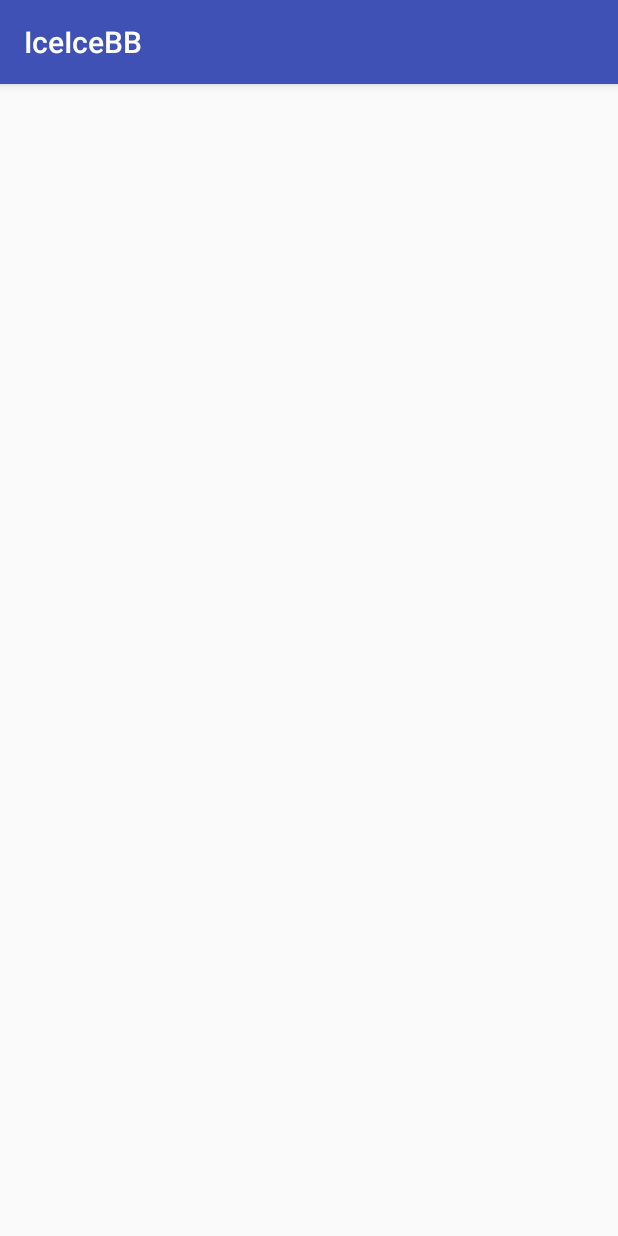
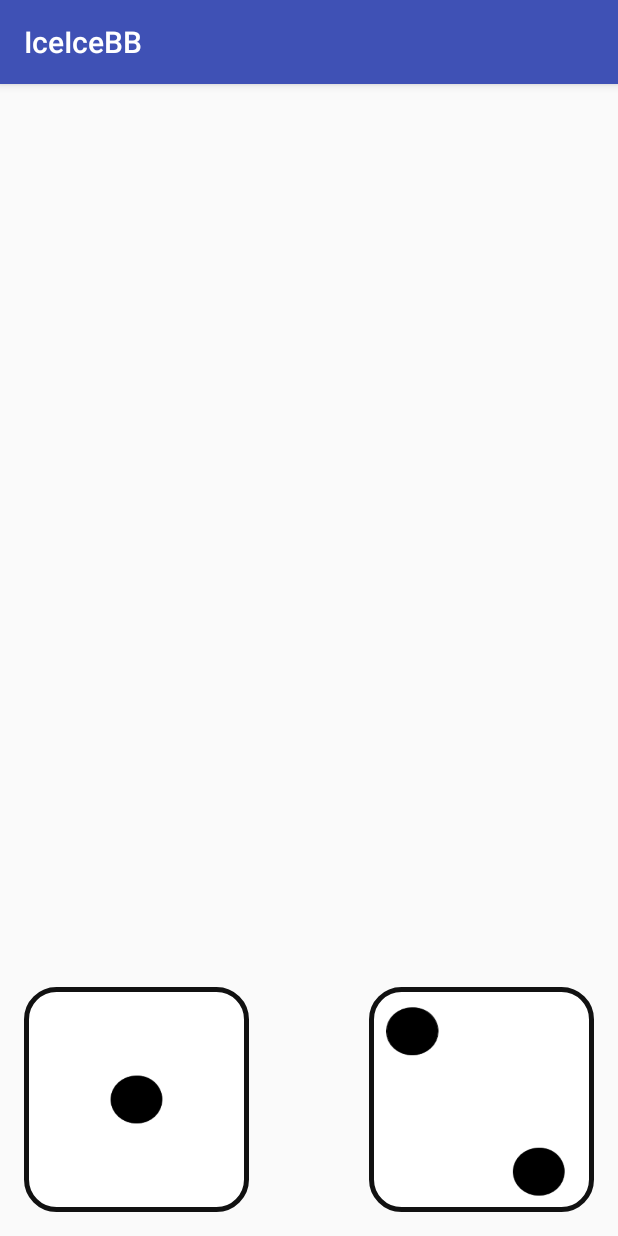
Before and after one commit to IceIceBB/Icebreakers, an Android app: the DiceActivity screen opened directly, with no data from a screen before it, on a phone screen of 412 x 824 dp. Run offline under Robolectric (Android 15) with nearby library versions, the phone set to English and light mode, and no system bars.

Commit message:
Dice tool rough draft  set up with placeholder art

```diff
--- a/IceIceBB/app/src/main/res/drawable/background_border.xml
+++ b/IceIceBB/app/src/main/res/drawable/background_border.xml
@@ -6,10 +6,10 @@
             android:color="#111111"/>
 
         <!-- Optional, round your corners -->
-        <corners android:bottomLeftRadius="0dp"
+        <corners android:bottomLeftRadius="5dp"
             android:topLeftRadius="5dp"
             android:bottomRightRadius="5dp"
-            android:topRightRadius="0dp" />
+            android:topRightRadius="5dp" />
 
         <!-- Optional, fill the rest of your background with a color or gradient, use transparent if you only want the border to be displayed-->
         <gradient android:startColor="#ffffff"
--- /dev/null
+++ b/IceIceBB/app/src/main/res/drawable/blank_dice_icon.xml
@@ -0,0 +1,18 @@
+<?xml version="1.0" encoding="utf-8"?>
+<shape xmlns:android="http://schemas.android.com/apk/res/android"
+    android:shape="rectangle" >
+    <!-- This is the stroke you want to define -->
+    <stroke android:width="3dp"
+        android:color="#111111"/>
+
+    <!-- Optional, round your corners -->
+    <corners android:bottomLeftRadius="20dp"
+        android:topLeftRadius="20dp"
+        android:bottomRightRadius="20dp"
+        android:topRightRadius="20dp" />
+
+    <!-- Optional, fill the rest of your background with a color or gradient, use transparent if you only want the border to be displayed-->
+    <gradient android:startColor="#ffffff"
+        android:endColor="#ffffff"
+        android:angle="90"/>
+</shape>
--- a/IceIceBB/app/src/main/res/layout/activity_dice.xml
+++ b/IceIceBB/app/src/main/res/layout/activity_dice.xml
@@ -10,5 +10,34 @@
     android:paddingTop="@dimen/activity_vertical_margin"
     tools:context="com.example.lmont.iceicebb.DiceActivity">
 
+    <FrameLayout
+        android:id="@+id/diceOne"
+        android:layout_width="wrap_content"
+        android:layout_height="wrap_content"
+        android:layout_alignParentBottom="true"
+        android:background="@drawable/blank_dice_icon">
+
+        <ImageView
+            android:id="@+id/diceResultOne"
+            android:layout_width="@dimen/emptyTestHeightValue"
+            android:layout_height="@dimen/emptyTestHeightValue"
+            android:background="@drawable/dice_result_1" />
+    </FrameLayout>
+
+    <FrameLayout
+        android:id="@+id/diceTwo"
+        android:layout_width="wrap_content"
+        android:layout_height="wrap_content"
+        android:layout_alignParentBottom="true"
+        android:layout_alignParentRight="true"
+        android:background="@drawable/blank_dice_icon">
+
+        <ImageView
+            android:id="@+id/diceResultTwo"
+            android:layout_width="@dimen/emptyTestHeightValue"
+            android:layout_height="@dimen/emptyTestHeightValue"
+            android:background="@drawable/dice_result_2" />
+    </FrameLayout>
+
 
 </RelativeLayout>
```
Also changed, not shown: IceIceBB/app/src/main/res/drawable/dice_result_1.png (added), IceIceBB/app/src/main/res/drawable/dice_result_2.png (added), IceIceBB/app/src/main/res/drawable/dice_result_3.png (added), IceIceBB/app/src/main/res/drawable/dice_result_4.png (added), IceIceBB/app/src/main/res/drawable/dice_result_5.png (added), IceIceBB/app/src/main/res/drawable/dice_result_6.png (added).
